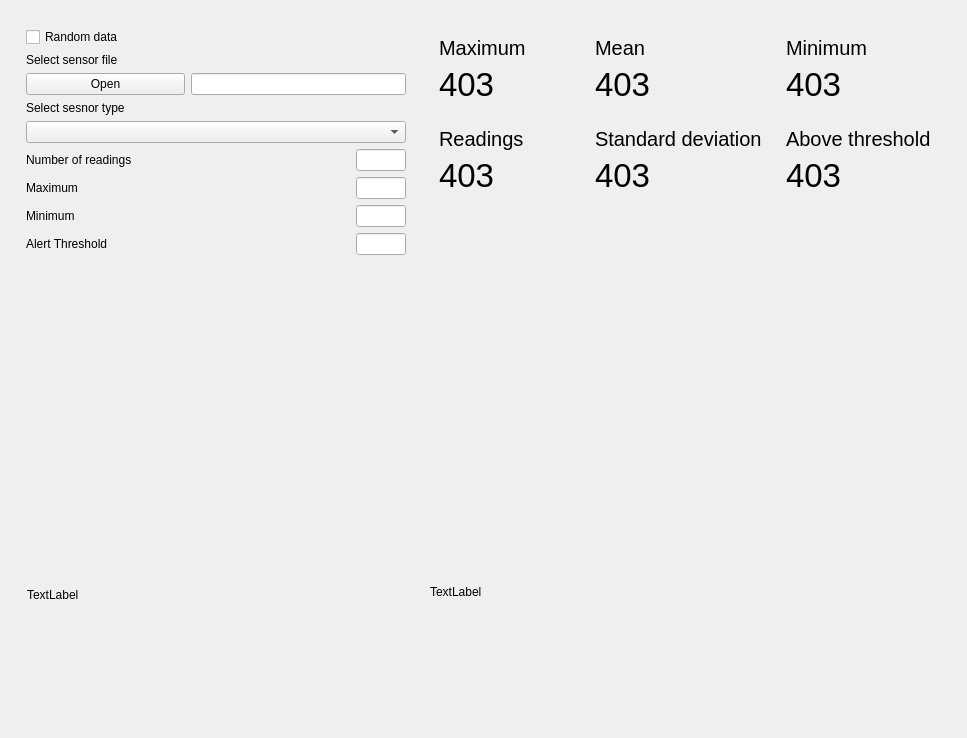
Qt form pyqtDesigner/dataAnalysis.ui (ihoneypot/sensor-analysis) before a commit.
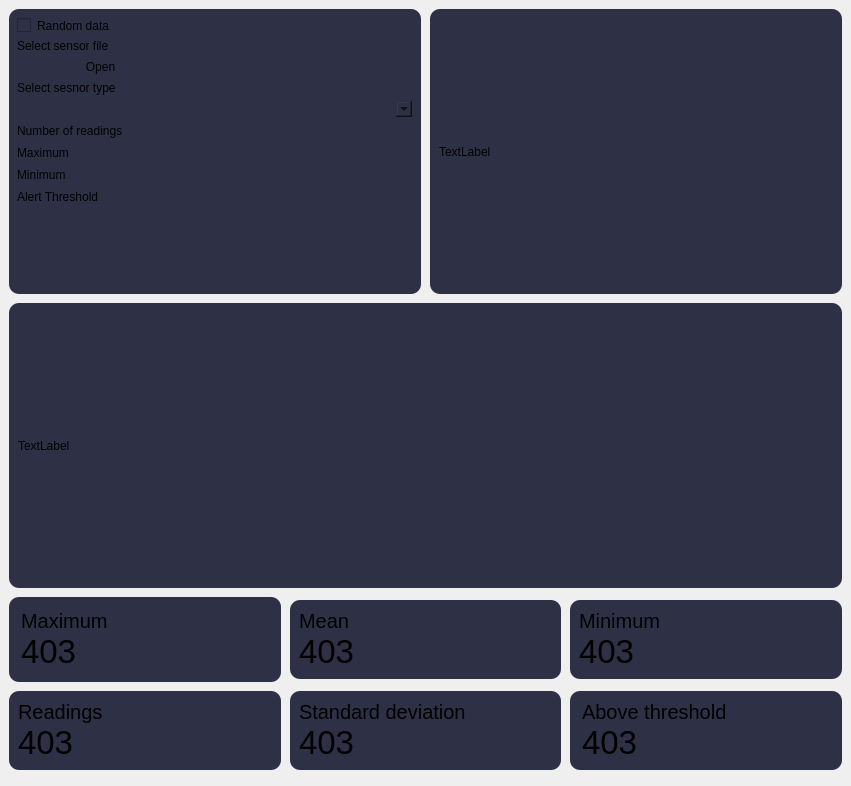
The same form after that commit.

Diff of the .ui file:
```diff
--- a/pyqtDesigner/dataAnalysis.ui
+++ b/pyqtDesigner/dataAnalysis.ui
@@ -6,26 +6,68 @@
    <rect>
     <x>0</x>
     <y>0</y>
-    <width>967</width>
-    <height>738</height>
+    <width>851</width>
+    <height>786</height>
    </rect>
   </property>
   <property name="windowTitle">
    <string>MainWindow</string>
   </property>
   <widget class="QWidget" name="centralwidget">
-   <layout class="QVBoxLayout" name="verticalLayout">
+   <layout class="QVBoxLayout" name="verticalLayout_2" stretch="0">
+    <property name="spacing">
+     <number>-1</number>
+    </property>
+    <property name="leftMargin">
+     <number>0</number>
+    </property>
+    <property name="topMargin">
+     <number>0</number>
+    </property>
+    <property name="rightMargin">
+     <number>0</number>
+    </property>
+    <property name="bottomMargin">
+     <number>0</number>
+    </property>
     <item>
      <widget class="QWidget" name="widget_main" native="true">
       <layout class="QGridLayout" name="gridLayout_3">
-       <item row="0" column="0" rowspan="2">
+       <property name="leftMargin">
+        <number>9</number>
+       </property>
+       <property name="topMargin">
+        <number>9</number>
+       </property>
+       <property name="rightMargin">
+        <number>9</number>
+       </property>
+       <property name="bottomMargin">
+        <number>9</number>
+       </property>
+       <property name="spacing">
+        <number>9</number>
+       </property>
+       <item row="0" column="0">
         <widget class="QWidget" name="widget_dataselection" native="true">
+         <property name="sizePolicy">
+          <sizepolicy hsizetype="Expanding" vsizetype="Expanding">
+           <horstretch>0</horstretch>
+           <verstretch>0</verstretch>
+          </sizepolicy>
+         </property>
          <property name="minimumSize">
           <size>
-           <width>250</width>
-           <height>300</height>
+           <width>300</width>
+           <height>200</height>
           </size>
          </property>
+         <property name="styleSheet">
+          <string notr="true">QWidget{
+        border-radius: 10px;
+        background-color: rgb(46, 49, 70);
+    }</string>
+         </property>
          <layout class="QGridLayout" name="gridLayout">
           <property name="leftMargin">
            <number>8</number>
@@ -167,155 +209,93 @@
         </widget>
        </item>
        <item row="0" column="1">
+        <widget class="QWidget" name="widget_histogram" native="true">
+         <property name="minimumSize">
+          <size>
+           <width>250</width>
+           <height>250</height>
+          </size>
+         </property>
+         <property name="styleSheet">
+          <string notr="true">QWidget{
+        border-radius: 10px;
+        background-color: rgb(46, 49, 70);
+    }</string>
+         </property>
+         <layout class="QVBoxLayout" name="verticalLayout_3">
+          <item>
+           <widget class="QLabel" name="label_showhistogram">
+            <property name="sizePolicy">
+             <sizepolicy hsizetype="Expanding" vsizetype="Expanding">
+              <horstretch>0</horstretch>
+              <verstretch>0</verstretch>
+             </sizepolicy>
+            </property>
+            <property name="text">
+             <string>TextLabel</string>
+            </property>
+           </widget>
+          </item>
+         </layout>
+        </widget>
+       </item>
+       <item row="2" column="0" colspan="2">
         <widget class="QWidget" name="widget_calculatedreadings" native="true">
-         <property name="minimumSize">
-          <size>
-           <width>500</width>
-           <height>170</height>
-          </size>
+         <property name="sizePolicy">
+          <sizepolicy hsizetype="Expanding" vsizetype="Fixed">
+           <horstretch>0</horstretch>
+           <verstretch>0</verstretch>
+          </sizepolicy>
          </property>
-         <layout class="QGridLayout" name="gridLayout_2">
-          <item row="1" column="1">
-           <widget class="QWidget" name="widget_stddeviation" native="true">
-            <property name="minimumSize">
-             <size>
-              <width>150</width>
-              <height>50</height>
-             </size>
-            </property>
-            <property name="maximumSize">
-             <size>
-              <width>200</width>
-              <height>200</height>
-             </size>
-            </property>
-            <layout class="QVBoxLayout" name="verticalLayout_8">
-             <item>
-              <widget class="QLabel" name="label_stddeviation">
-               <property name="font">
-                <font>
-                 <pointsize>15</pointsize>
-                </font>
-               </property>
-               <property name="text">
-                <string>Standard deviation</string>
-               </property>
-              </widget>
-             </item>
-             <item>
-              <widget class="QLabel" name="label_int_stddeviation">
-               <property name="font">
-                <font>
-                 <pointsize>25</pointsize>
-                </font>
-               </property>
-               <property name="text">
-                <string>403</string>
-               </property>
-              </widget>
-             </item>
-            </layout>
-           </widget>
-          </item>
-          <item row="1" column="0">
-           <widget class="QWidget" name="widget_numreadings" native="true">
-            <property name="minimumSize">
-             <size>
-              <width>150</width>
-              <height>50</height>
-             </size>
-            </property>
-            <property name="maximumSize">
-             <size>
-              <width>200</width>
-              <height>200</height>
-             </size>
-            </property>
-            <layout class="QVBoxLayout" name="verticalLayout_5">
-             <item>
-              <widget class="QLabel" name="label_readings">
-               <property name="font">
-                <font>
-                 <pointsize>15</pointsize>
-                </font>
-               </property>
-               <property name="text">
-                <string>Readings</string>
-               </property>
-              </widget>
-             </item>
-             <item>
-              <widget class="QLabel" name="label_int_numreadings">
-               <property name="font">
-                <font>
-                 <pointsize>25</pointsize>
-                </font>
-               </property>
-               <property name="text">
-                <string>403</string>
-               </property>
-              </widget>
-             </item>
-            </layout>
-           </widget>
-          </item>
-          <item row="0" column="0">
-           <widget class="QWidget" name="widget_max" native="true">
-            <property name="minimumSize">
-             <size>
-              <width>150</width>
-              <height>50</height>
-             </size>
-            </property>
-            <property name="maximumSize">
-             <size>
-              <width>200</width>
-              <height>200</height>
-             </size>
-            </property>
-            <layout class="QVBoxLayout" name="verticalLayout_4">
-             <item>
-              <widget class="QLabel" name="label_max">
-               <property name="font">
-                <font>
-                 <pointsize>15</pointsize>
-                </font>
-               </property>
-               <property name="text">
-                <string>Maximum</string>
-               </property>
-              </widget>
-             </item>
-             <item>
-              <widget class="QLabel" name="label_int_max">
-               <property name="font">
-                <font>
-                 <pointsize>25</pointsize>
-                </font>
-               </property>
-               <property name="text">
-                <string>403</string>
-               </property>
-              </widget>
-             </item>
-            </layout>
-           </widget>
-          </item>
-          <item row="0" column="1">
+         <layout class="QGridLayout" name="gridLayout_2" rowstretch="0,0,0,0,0" columnstretch="0,0,0" rowminimumheight="0,0,0,0,0" columnminimumwidth="0,0,0">
+          <property name="sizeConstraint">
+           <enum>QLayout::SetNoConstraint</enum>
+          </property>
+          <property name="leftMargin">
+           <number>0</number>
+          </property>
+          <property name="topMargin">
+           <number>0</number>
+          </property>
+          <property name="rightMargin">
+           <number>0</number>
+          </property>
+          <property name="bottomMargin">
+           <number>7</number>
+          </property>
+          <property name="spacing">
+           <number>9</number>
+          </property>
+          <item row="2" column="1">
            <widget class="QWidget" name="widget_mean" native="true">
+            <property name="sizePolicy">
+             <sizepolicy hsizetype="Expanding" vsizetype="Fixed">
+              <horstretch>0</horstretch>
+              <verstretch>0</verstretch>
+             </sizepolicy>
+            </property>
             <property name="minimumSize">
              <size>
-              <width>150</width>
-              <height>50</height>
+              <width>0</width>
+              <height>0</height>
              </size>
             </property>
             <property name="maximumSize">
              <size>
-              <width>200</width>
-              <height>200</height>
+              <width>16777215</width>
+              <height>16777215</height>
              </size>
             </property>
+            <property name="styleSheet">
+             <string notr="true">QWidget{
+        border-radius: 10px;
+        background-color: rgb(46, 49, 70);
+    }</string>
+            </property>
             <layout class="QVBoxLayout" name="verticalLayout_6">
+             <property name="spacing">
+              <number>0</number>
+             </property>
              <item>
               <widget class="QLabel" name="label_mean">
                <property name="font">
@@ -343,21 +323,93 @@
             </layout>
            </widget>
           </item>
-          <item row="0" column="2">
+          <item row="4" column="0">
+           <widget class="QWidget" name="widget_numreadings" native="true">
+            <property name="sizePolicy">
+             <sizepolicy hsizetype="Expanding" vsizetype="Fixed">
+              <horstretch>0</horstretch>
+              <verstretch>0</verstretch>
+             </sizepolicy>
+            </property>
+            <property name="minimumSize">
+             <size>
+              <width>0</width>
+              <height>0</height>
+             </size>
+            </property>
+            <property name="maximumSize">
+             <size>
+              <width>16777215</width>
+              <height>16777215</height>
+             </size>
+            </property>
+            <property name="styleSheet">
+             <string notr="true">QWidget{
+        border-radius: 10px;
+        background-color: rgb(46, 49, 70);
+    }</string>
+            </property>
+            <layout class="QVBoxLayout" name="verticalLayout_5">
+             <property name="spacing">
+              <number>0</number>
+             </property>
+             <item>
+              <widget class="QLabel" name="label_readings">
+               <property name="font">
+                <font>
+                 <pointsize>15</pointsize>
+                </font>
+               </property>
+               <property name="text">
+                <string>Readings</string>
+               </property>
+              </widget>
+             </item>
+             <item>
+              <widget class="QLabel" name="label_int_numreadings">
+               <property name="font">
+                <font>
+                 <pointsize>25</pointsize>
+                </font>
+               </property>
+               <property name="text">
+                <string>403</string>
+               </property>
+              </widget>
+             </item>
+            </layout>
+           </widget>
+          </item>
+          <item row="2" column="2">
            <widget class="QWidget" name="widget_min" native="true">
+            <property name="sizePolicy">
+             <sizepolicy hsizetype="Expanding" vsizetype="Fixed">
+              <horstretch>0</horstretch>
+              <verstretch>0</verstretch>
+             </sizepolicy>
+            </property>
             <property name="minimumSize">
              <size>
-              <width>150</width>
-              <height>50</height>
+              <width>0</width>
+              <height>0</height>
              </size>
             </property>
             <property name="maximumSize">
              <size>
-              <width>200</width>
-              <height>200</height>
+              <width>16777215</width>
+              <height>16777215</height>
              </size>
             </property>
+            <property name="styleSheet">
+             <string notr="true">QWidget{
+        border-radius: 10px;
+        background-color: rgb(46, 49, 70);
+    }</string>
+            </property>
             <layout class="QVBoxLayout" name="verticalLayout_7">
+             <property name="spacing">
+              <number>0</number>
+             </property>
              <item>
               <widget class="QLabel" name="label_min">
                <property name="font">
@@ -385,21 +437,96 @@
             </layout>
            </widget>
           </item>
-          <item row="1" column="2">
+          <item row="4" column="1">
+           <widget class="QWidget" name="widget_stddeviation" native="true">
+            <property name="sizePolicy">
+             <sizepolicy hsizetype="Expanding" vsizetype="Fixed">
+              <horstretch>0</horstretch>
+              <verstretch>0</verstretch>
+             </sizepolicy>
+            </property>
+            <property name="minimumSize">
+             <size>
+              <width>0</width>
+              <height>0</height>
+             </size>
+            </property>
+            <property name="maximumSize">
+             <size>
+              <width>16777215</width>
+              <height>16777215</height>
+             </size>
+            </property>
+            <property name="styleSheet">
+             <string notr="true">QWidget{
+        border-radius: 10px;
+        background-color: rgb(46, 49, 70);
+    }</string>
+            </property>
+            <layout class="QVBoxLayout" name="verticalLayout_8">
+             <property name="spacing">
+              <number>0</number>
+             </property>
+             <item>
+              <widget class="QLabel" name="label_stddeviation">
+               <property name="font">
+                <font>
+                 <pointsize>15</pointsize>
+                </font>
+               </property>
+               <property name="text">
+                <string>Standard deviation</string>
+               </property>
+              </widget>
+             </item>
+             <item>
+              <widget class="QLabel" name="label_int_stddeviation">
+               <property name="font">
+                <font>
+                 <pointsize>25</pointsize>
+                </font>
+               </property>
+               <property name="text">
+                <string>403</string>
+               </property>
+              </widget>
+             </item>
+            </layout>
+           </widget>
+          </item>
+          <item row="4" column="2">
            <widget class="QWidget" name="widget_abovethreshold" native="true">
+            <property name="sizePolicy">
+             <sizepolicy hsizetype="Expanding" vsizetype="Fixed">
+              <horstretch>0</horstretch>
+              <verstretch>0</verstretch>
+             </sizepolicy>
+            </property>
             <property name="minimumSize">
              <size>
-              <width>150</width>
-              <height>50</height>
+              <width>0</width>
+              <height>0</height>
              </size>
             </property>
             <property name="maximumSize">
              <size>
-              <width>200</width>
-              <height>200</height>
+              <width>16777215</width>
+              <height>16777215</height>
              </size>
             </property>
+            <property name="styleSheet">
+             <string notr="true">QWidget{
+        border-radius: 10px;
+        background-color: rgb(46, 49, 70);
+    }</string>
+            </property>
             <layout class="QVBoxLayout" name="verticalLayout_9">
+             <property name="spacing">
+              <number>0</number>
+             </property>
+             <property name="leftMargin">
+              <number>12</number>
+             </property>
              <item>
               <widget class="QLabel" name="label_abovethreshold">
                <property name="font">
@@ -427,42 +554,79 @@
             </layout>
            </widget>
           </item>
-          <item row="2" column="1">
-           <spacer name="verticalSpacer_2">
-            <property name="orientation">
-             <enum>Qt::Vertical</enum>
+          <item row="2" column="0">
+           <widget class="QWidget" name="widget_max" native="true">
+            <property name="sizePolicy">
+             <sizepolicy hsizetype="Expanding" vsizetype="Fixed">
+              <horstretch>0</horstretch>
+              <verstretch>0</verstretch>
+             </sizepolicy>
             </property>
-            <property name="sizeHint" stdset="0">
+            <property name="minimumSize">
              <size>
-              <width>20</width>
-              <height>10</height>
+              <width>0</width>
+              <height>0</height>
              </size>
             </property>
-           </spacer>
-          </item>
-         </layout>
-        </widget>
-       </item>
-       <item row="1" column="1" rowspan="2">
-        <widget class="QWidget" name="widget_histogram" native="true">
-         <property name="minimumSize">
-          <size>
-           <width>250</width>
-           <height>250</height>
-          </size>
-         </property>
-         <layout class="QVBoxLayout" name="verticalLayout_3">
-          <item>
-           <widget class="QLabel" name="label_showplot">
-            <property name="text">
-             <string>TextLabel</string>
+            <property name="maximumSize">
+             <size>
+              <width>16777215</width>
+              <height>16777215</height>
+             </size>
             </property>
+            <property name="styleSheet">
+             <string notr="true">QWidget{
+        border-radius: 10px;
+        background-color: rgb(46, 49, 70);
+    }</string>
+            </property>
+            <layout class="QVBoxLayout" name="verticalLayout">
+             <property name="spacing">
+              <number>0</number>
+             </property>
+             <property name="sizeConstraint">
+              <enum>QLayout::SetDefaultConstraint</enum>
+             </property>
+             <property name="leftMargin">
+              <number>12</number>
+             </property>
+             <property name="topMargin">
+              <number>12</number>
+             </property>
+             <property name="bottomMargin">
+              <number>12</number>
+             </property>
+             <item>
+              <widget class="QLabel" name="label_max">
+               <property name="font">
+                <font>
+                 <pointsize>15</pointsize>
+                </font>
+               </property>
+               <property name="text">
+                <string>Maximum</string>
+               </property>
+              </widget>
+             </item>
+             <item>
+              <widget class="QLabel" name="label_int_max">
+               <property name="font">
+                <font>
+                 <pointsize>25</pointsize>
+                </font>
+               </property>
+               <property name="text">
+                <string>403</string>
+               </property>
+              </widget>
+             </item>
+            </layout>
            </widget>
           </item>
          </layout>
         </widget>
        </item>
-       <item row="2" column="0">
+       <item row="1" column="0" colspan="2">
         <widget class="QWidget" name="widget_plot" native="true">
          <property name="minimumSize">
           <size>
@@ -470,9 +634,27 @@
            <height>250</height>
           </size>
          </property>
-         <layout class="QVBoxLayout" name="verticalLayout_2">
+         <property name="styleSheet">
+          <string notr="true">QWidget{
+        border-radius: 10px;
+        background-color: rgb(46, 49, 70);
+    }</string>
+         </property>
+         <layout class="QVBoxLayout" name="verticalLayout_4">
           <item>
-           <widget class="QLabel" name="label_showhistogram">
+           <widget class="QLabel" name="label_showplot">
+            <property name="sizePolicy">
+             <sizepolicy hsizetype="Expanding" vsizetype="MinimumExpanding">
+              <horstretch>0</horstretch>
+              <verstretch>0</verstretch>
+             </sizepolicy>
+            </property>
+            <property name="minimumSize">
+             <size>
+              <width>0</width>
+              <height>200</height>
+             </size>
+            </property>
             <property name="text">
              <string>TextLabel</string>
             </property>
```
Left out of the diff: 128 changed lines with no effect on the pictures.
